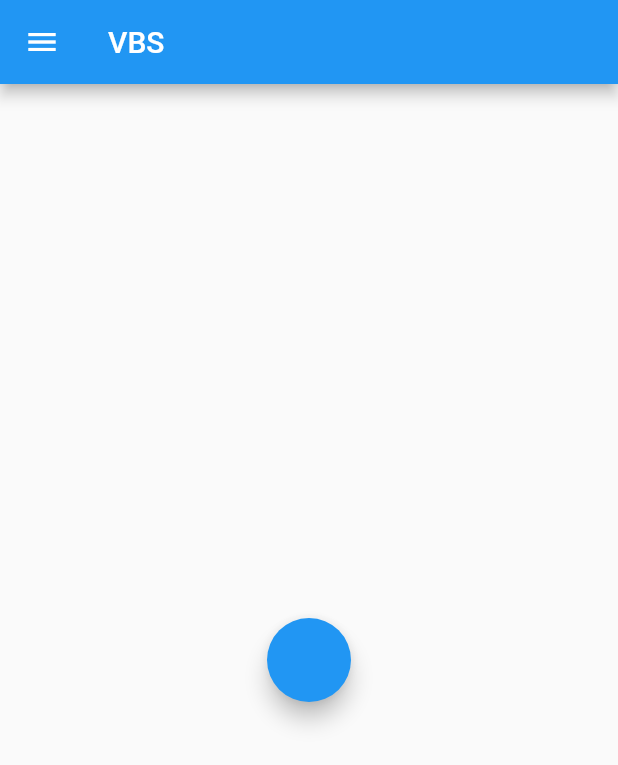
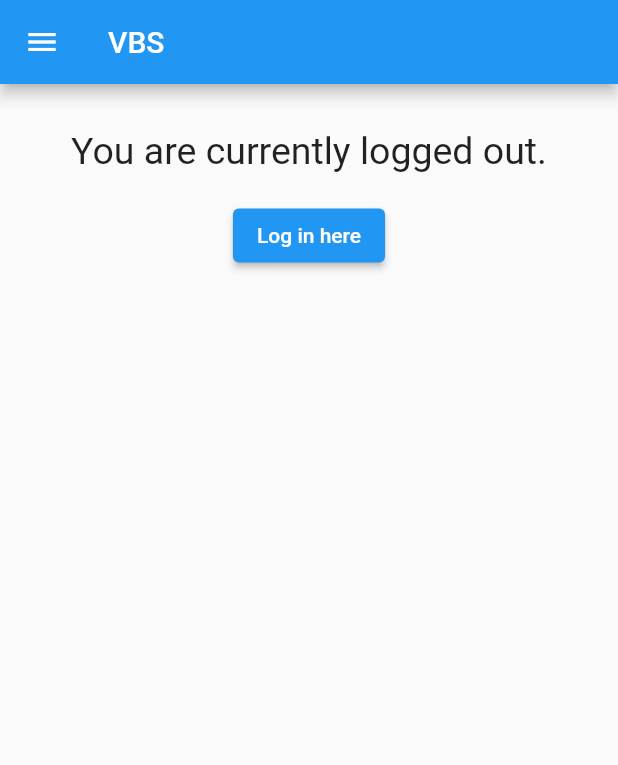
Before and after one commit to kent1313/VBS-Project, a Flutter app: the screen it shows after launch, on a phone screen of 412 x 824 dp. Shown: the top 765 px of the screen. Run offline on Flutter 3.47's test engine with Material 2 defaults, Android fonts, the phone set to English and light mode, and no system bars; our stand-ins replace shared_preferences; missing offline and left inert: side_navigation.

Commit message:
Added a nice body to the homepage so that the app would look more professional.

```diff
--- a/vbs_interface/lib/homePage.dart
+++ b/vbs_interface/lib/homePage.dart
@@ -95,10 +95,7 @@ class _homePageState extends State<homePage> {
           ],
         ),
       ),
-      body: Center(
-          child: FloatingActionButton(
-        onPressed: null,
-      )),
+      body: MainContent(),
     );
   }
 
@@ -167,3 +164,75 @@ class _LoginLogoutTileState extends State<LoginLogoutTile> {
     setState((){});
   }
 }
+
+class MainContent extends StatefulWidget {
+  @override
+  State<MainContent> createState() => _MainContent();
+}
+
+class _MainContent extends State<MainContent> {
+
+  @override
+  Widget build(BuildContext context) {
+    String userType = '';
+    if(api.admin == 'none') {
+      userType = 'a leader';
+    }
+    if(api.admin == 'some') {
+      userType = 'a check in helper';
+    }
+    if(api.admin == 'full') {
+      userType = 'an administrator';
+    }
+    return api.isLoggedIn ? Container(
+      padding: const EdgeInsets.fromLTRB(0, 30, 0, 0),
+      child: Align(
+        alignment: Alignment.center,
+        child: Column(
+          children: [
+            Text('You are currently logged in $userType', style: const TextStyle(fontSize: 25),),
+          ],
+        ),
+      ),
+    ):
+    Container(
+      padding: const EdgeInsets.fromLTRB(0, 30, 0, 0),
+      child: Align(
+        alignment: Alignment.center,
+        child: Column(
+          children: [
+            const Text('You are currently logged out.', style: TextStyle(fontSize: 25),),
+            Container(
+              padding: const EdgeInsets.fromLTRB(0, 18, 0, 0),
+              child: ElevatedButton(
+                  onPressed: () {
+                    setState(() {});
+                    Navigator.pushNamed(context, '/login');
+        },
+                  child: const Text('Log in here'),
+              ),
+            )
+          ],
+        ),
+      ),
+    );
+  }
+
+  @override
+  void initState() {
+    super.initState();
+    api.addTokenListener(listener);
+  }
+
+  @override
+  void dispose() {
+    // You have to remove the listener (kind of deteats the point of listening)
+    // otherwise you get an error trying to call set state on a dead state
+    api.removeTokenListener(listener);
+    super.dispose();
+  }
+
+  void listener() {
+    setState((){});
+  }
+}
```
